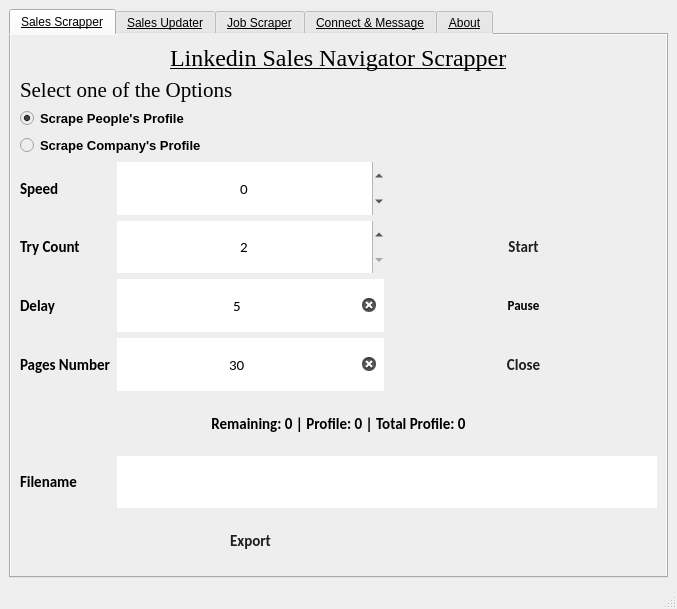
First picture: the form in ui/gui.ui, repository MarufMorshed56/Automation-Bot, before the edit.
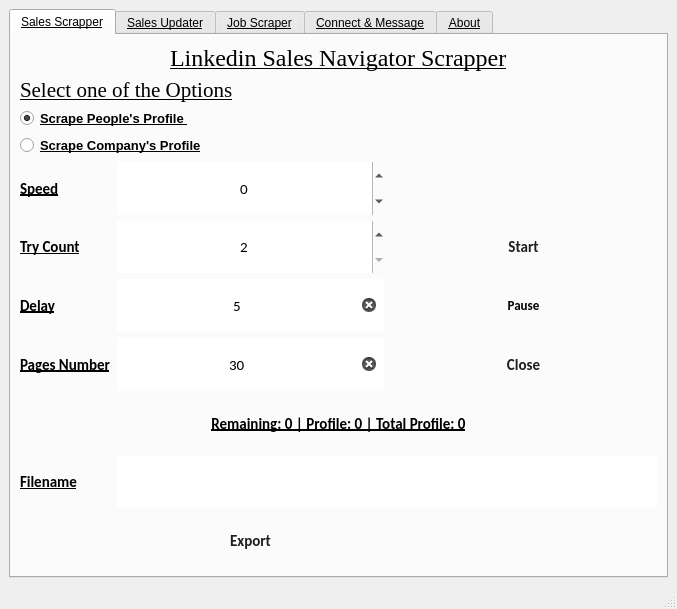
Second picture: the form after the edit.

```diff
--- a/ui/gui.ui
+++ b/ui/gui.ui
@@ -29,7 +29,7 @@
        </font>
       </property>
       <property name="styleSheet">
-       <string notr="true">background-color:rgb(238, 238, 238);</string>
+       <string notr="true"/>
       </property>
       <property name="currentIndex">
        <number>0</number>
```
